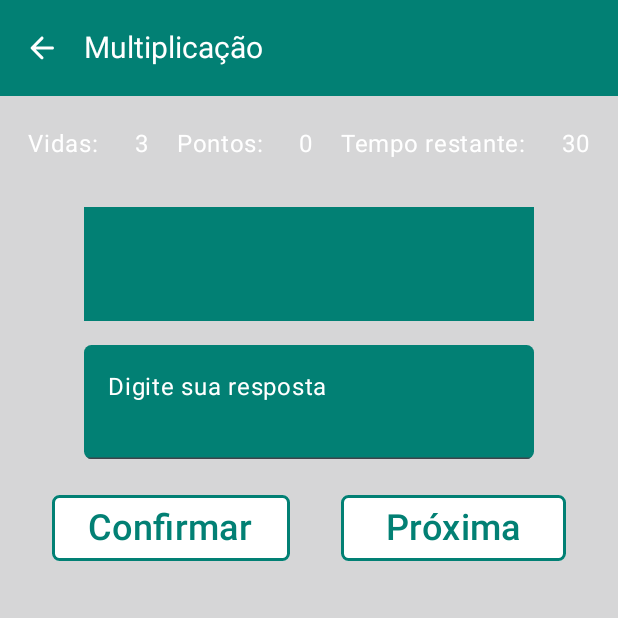
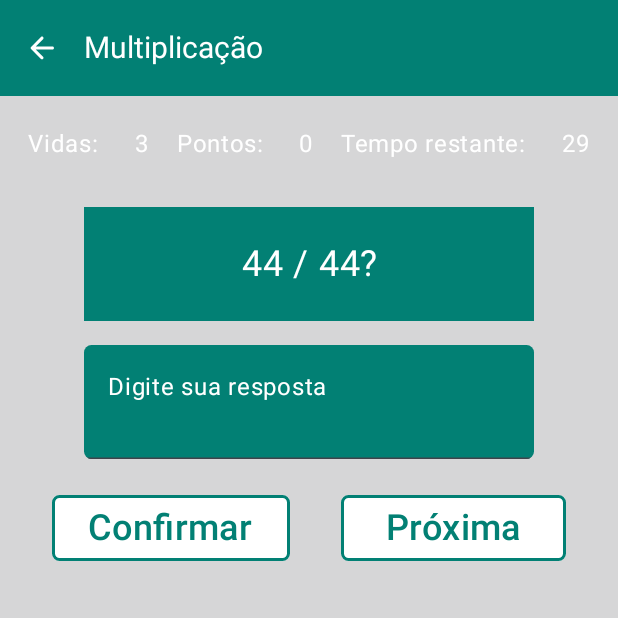
Before and after one commit to GabrielRodAmaral/math-game-app, an Android app built with Jetpack Compose: the composable GameScreen called with empty values, after a tap on "Próxima", on a phone screen of 412 x 824 dp, the top half of it. Run offline under Robolectric (Android 15) with nearby library versions, the phone set to English and light mode, and no system bars; 1 other tap on this screen came first.

Commit message:
Created the game logic

```diff
--- /dev/null
+++ b/app/src/main/java/com/amaral/gabriel/mathgame/GameLogic.kt
@@ -0,0 +1,51 @@
+package com.amaral.gabriel.mathgame
+
+import kotlin.random.Random
+
+fun generateQuestion(selectedCategory: String): Map<String, Int> {
+    var n1 = Random.nextInt(0, 100)
+    var n2 = Random.nextInt(0, 100)
+
+    val question: String
+    val correctAnswer: Int
+
+    when (selectedCategory){
+        "add" -> {
+            question = "$n1 + $n2?"
+            correctAnswer = n1 + n2
+        }
+        "sub" -> {
+            if (n1 >= n2) {
+                question = "$n1 - $n2?"
+                correctAnswer = n1 - n2
+            } else {
+                question = "$n2 - $n1?"
+                correctAnswer = n2 - n1
+            }
+        }
+        "multi" -> {
+            n1 = Random.nextInt(0, 21)
+            n2 = Random.nextInt(0, 21)
+
+            question = "$n1 x $n2?"
+            correctAnswer = n1 * n2
+        }
+        else -> {
+            if (n1 == 0 || n2 == 0) {
+                question = "0 / 1"
+                correctAnswer = 0
+            } else if (n1 >= n2) {
+                val newBigNumber = n1 - (n1%n2)
+                question = "$newBigNumber / $n2?"
+                correctAnswer = newBigNumber / n2
+            } else {
+                val newBigNumber = n2 - (n2%n1)
+                question = "$newBigNumber / $n1?"
+                correctAnswer = newBigNumber / n1
+            }
+        }
+    }
+
+    val gameResult = mapOf(question to correctAnswer)
+    return gameResult
+}
--- a/app/src/main/java/com/amaral/gabriel/mathgame/component/NextOkButton.kt
+++ b/app/src/main/java/com/amaral/gabriel/mathgame/component/ActionButton.kt
@@ -1,7 +1,6 @@
 package com.amaral.gabriel.mathgame.component
 
 import androidx.compose.foundation.BorderStroke
-import androidx.compose.foundation.layout.width
 import androidx.compose.foundation.layout.widthIn
 import androidx.compose.foundation.shape.RoundedCornerShape
 import androidx.compose.material3.Button
@@ -15,7 +14,7 @@ import androidx.compose.ui.unit.sp
 import com.amaral.gabriel.mathgame.ui.theme.green
 
 @Composable
-fun NextOkButton(
+fun ActionButton(
     modifier: Modifier = Modifier,
     text: String,
     onClick: () -> Unit,
--- a/app/src/main/java/com/amaral/gabriel/mathgame/navigation/AppNavigation.kt
+++ b/app/src/main/java/com/amaral/gabriel/mathgame/navigation/AppNavigation.kt
@@ -5,21 +5,21 @@ import androidx.compose.ui.Modifier
 import androidx.navigation.compose.NavHost
 import androidx.navigation.compose.composable
 import androidx.navigation.compose.rememberNavController
-import com.amaral.gabriel.mathgame.screen.FirstScreen
-import com.amaral.gabriel.mathgame.screen.SecondScreen
+import com.amaral.gabriel.mathgame.screen.HomeScreen
+import com.amaral.gabriel.mathgame.screen.GameScreen
 
 @Composable
 fun AppNavigation(modifier: Modifier = Modifier) {
     val navController = rememberNavController()
 
-    NavHost(navController = navController, startDestination = Route.FirstScreen.route) {
-        composable(Route.FirstScreen.route) {
-            FirstScreen(modifier, navController)
+    NavHost(navController = navController, startDestination = Router.HomeScreen.route) {
+        composable(Router.HomeScreen.route) {
+            HomeScreen(modifier, navController)
         }
 
-        composable(Route.SecondScreen.route) { backStackEntry ->
+        composable(Router.GameScreen.route) { backStackEntry ->
             val category = backStackEntry.arguments?.getString("category")?.toString() ?: ""
-            SecondScreen(modifier, navController, category)
+            GameScreen(modifier, navController, category)
         }
     }
 }
--- a/app/src/main/java/com/amaral/gabriel/mathgame/navigation/Route.kt
+++ /dev/null
@@ -1,8 +0,0 @@
-package com.amaral.gabriel.mathgame.navigation
-
-sealed class Route(val route: String) {
-    object FirstScreen: Route("firstScreen")
-    object SecondScreen: Route("secondScreen/{category}") {
-        fun create(category: String) = "secondScreen/$category"
-    }
-}
--- /dev/null
+++ b/app/src/main/java/com/amaral/gabriel/mathgame/navigation/Router.kt
@@ -0,0 +1,8 @@
+package com.amaral.gabriel.mathgame.navigation
+
+sealed class Router(val route: String) {
+    object HomeScreen: Router("homeScreen")
+    object GameScreen: Router("gameScreen/{category}") {
+        fun create(category: String) = "secondScreen/$category"
+    }
+}
--- a/app/src/main/java/com/amaral/gabriel/mathgame/screen/SecondScreen.kt
+++ b/app/src/main/java/com/amaral/gabriel/mathgame/screen/GameScreen.kt
@@ -1,5 +1,7 @@
 package com.amaral.gabriel.mathgame.screen
 
+import android.os.CountDownTimer
+import android.widget.Toast
 import androidx.compose.foundation.layout.Arrangement
 import androidx.compose.foundation.layout.Column
 import androidx.compose.foundation.layout.Row
@@ -10,12 +12,12 @@ import androidx.compose.foundation.layout.padding
 import androidx.compose.foundation.layout.size
 import androidx.compose.material.icons.Icons
 import androidx.compose.material.icons.automirrored.rounded.ArrowBack
-import androidx.compose.material.icons.rounded.ArrowBack
 import androidx.compose.material3.Icon
 import androidx.compose.material3.IconButton
 import androidx.compose.material3.Scaffold
 import androidx.compose.material3.Text
 import androidx.compose.runtime.Composable
+import androidx.compose.runtime.LaunchedEffect
 import androidx.compose.runtime.mutableStateOf
 import androidx.compose.runtime.remember
 import androidx.compose.ui.Alignment
@@ -23,6 +25,7 @@ import androidx.compose.ui.Modifier
 import androidx.compose.ui.draw.paint
 import androidx.compose.ui.graphics.Color
 import androidx.compose.ui.layout.ContentScale
+import androidx.compose.ui.platform.LocalContext
 import androidx.compose.ui.res.painterResource
 import androidx.compose.ui.tooling.preview.Preview
 import androidx.compose.ui.unit.dp
@@ -31,18 +34,21 @@ import androidx.navigation.NavController
 import androidx.navigation.compose.rememberNavController
 import com.amaral.gabriel.mathgame.R
 import com.amaral.gabriel.mathgame.component.AnswerTextField
-import com.amaral.gabriel.mathgame.component.NextOkButton
+import com.amaral.gabriel.mathgame.component.ActionButton
 import com.amaral.gabriel.mathgame.component.QuestionText
 import com.amaral.gabriel.mathgame.component.TopAppBar
-import com.amaral.gabriel.mathgame.ui.theme.blue
+import com.amaral.gabriel.mathgame.generateQuestion
 import com.amaral.gabriel.mathgame.ui.theme.green
+import java.util.Locale
 
 @Composable
-fun SecondScreen(
+fun GameScreen(
     modifier: Modifier = Modifier,
     navController: NavController,
     category: String
 ) {
+
+    val context = LocalContext.current
 
     val life = remember {
         mutableStateOf(3)
@@ -66,6 +72,38 @@ fun SecondScreen(
 
     val isEnabled = remember {
         mutableStateOf(true)
+    }
+
+    val correctAnswer = remember {
+        mutableStateOf(0)
+    }
+
+    val totalTime = remember {
+        mutableStateOf(30000L)
+    }
+
+    val timer = remember {
+        mutableStateOf(
+            object: CountDownTimer(totalTime.value, 1000L) {
+                override fun onTick(untilFinish: Long) {
+                    remainingTime.value = String.format(Locale.getDefault(), "%02d", untilFinish/1000)
+                }
+
+                override fun onFinish() {
+                    cancel()
+                    question.value = "Desculpe, o tempo acabou!"
+                    life.value -= 1
+                    isEnabled.value = false
+                }
+
+            }.start()
+        )
+    }
+
+    LaunchedEffect(key1 = "math") {
+        val questionAndAnswer = generateQuestion(category)
+        question.value = questionAndAnswer.keys.first()
+        correctAnswer.value = questionAndAnswer.values.first()
     }
 
     Scaffold(
@@ -139,15 +177,48 @@ fun SecondScreen(
                 verticalAlignment = Alignment.CenterVertically,
                 horizontalArrangement = Arrangement.SpaceEvenly
             ) {
-                NextOkButton(
+                ActionButton(
                     text = "Confirmar",
-                    onClick = { isEnabled.value = false },
+                    onClick = {
+                        if (answer.value.isEmpty()) {
+                            Toast.makeText(context, "Digite sua resposta", Toast.LENGTH_SHORT).show()
+                        } else {
+                            timer.value.cancel()
+
+                            isEnabled.value = false
+
+                            if (answer.value.toInt() == correctAnswer.value) {
+                                score.value += 10
+                                question.value = "Parabéns..."
+                                answer.value = ""
+                            } else {
+                                life.value -= 1
+                                question.value = "Desculpe, resposta errada."
+                            }
+                        }
+                    },
                     enabled = isEnabled.value
                 )
 
-                NextOkButton(
+                ActionButton(
                     text = "Próxima",
-                    onClick = { isEnabled.value = true },
+                    onClick = {
+                        timer.value.cancel()
+
+                        if (life.value == 0) {
+                            Toast.makeText(context, "Fim de jogo", Toast.LENGTH_SHORT).show()
+                            // TODO: Result page
+                        } else {
+                            val newQuestion = generateQuestion(category)
+                            question.value = newQuestion.keys.first()
+                            correctAnswer.value = newQuestion.values.first()
+
+                            answer.value = ""
+
+                            isEnabled.value = true
+                            timer.value.start()
+                        }
+                    },
                     enabled = true
                 )
             }
@@ -160,10 +231,10 @@ fun SecondScreen(
 
 @Preview(showSystemUi = true)
 @Composable
-fun SecondScreenPreview(modifier: Modifier = Modifier) {
+fun GameScreenPreview(modifier: Modifier = Modifier) {
     val navController = rememberNavController()
     Scaffold {
-        SecondScreen(
+        GameScreen(
             modifier = Modifier.padding(it),
             navController = navController,
             category = "add"
--- a/app/src/main/java/com/amaral/gabriel/mathgame/screen/FirstScreen.kt
+++ b/app/src/main/java/com/amaral/gabriel/mathgame/screen/HomeScreen.kt
@@ -24,11 +24,10 @@ import androidx.navigation.NavController
 import androidx.navigation.compose.rememberNavController
 import com.amaral.gabriel.mathgame.R
 import com.amaral.gabriel.mathgame.component.TopAppBar
-import com.amaral.gabriel.mathgame.navigation.Route
 import com.amaral.gabriel.mathgame.ui.theme.green
 
 @Composable
-fun FirstScreen(
+fun HomeScreen(
     modifier: Modifier = Modifier,
     navController: NavController
 ) {
@@ -133,7 +132,7 @@ fun FirstScreen(
 fun FirstScreenPreview(modifier: Modifier = Modifier) {
     val navController = rememberNavController()
     Scaffold {
-        FirstScreen(
+        HomeScreen(
             modifier = Modifier.padding(it),
             navController = navController
         )
```
Also changed, not shown: app/src/main/java/com/amaral/gabriel/mathgame/MainActivity.kt (+0 -16 lines).
